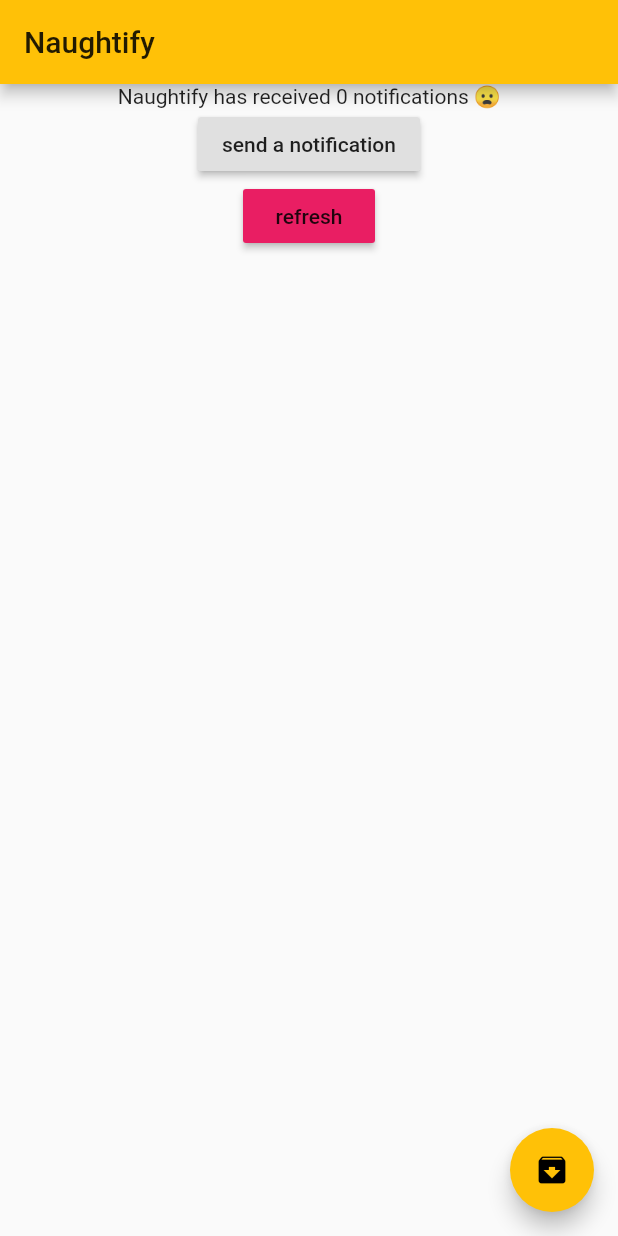
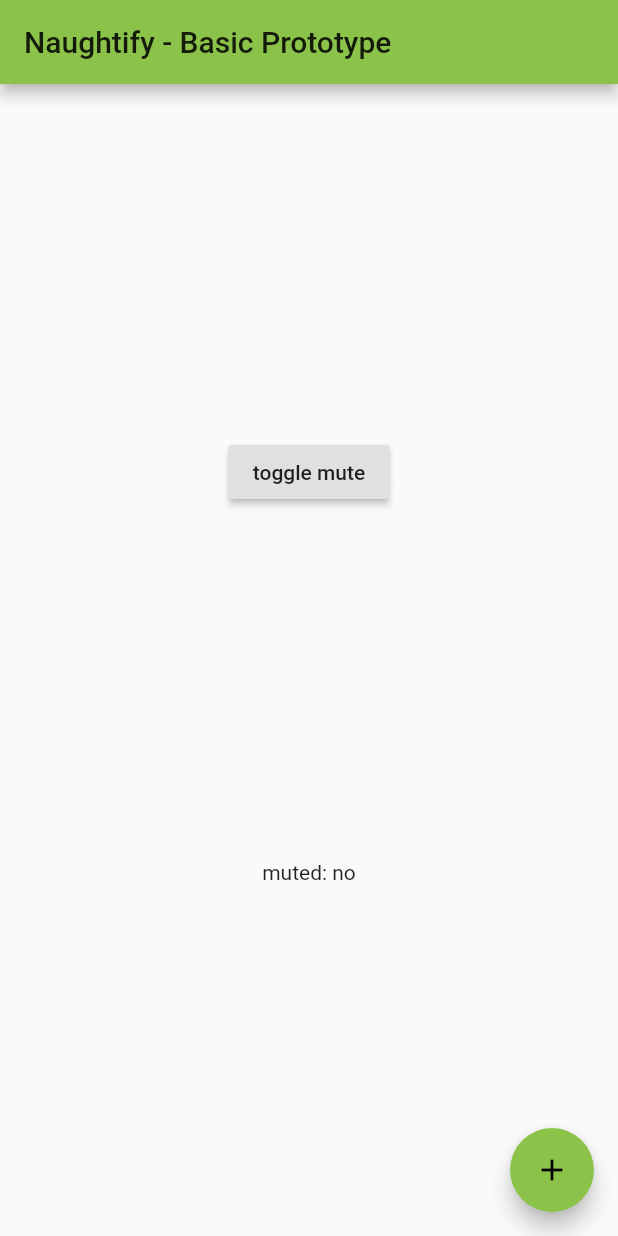
Before and after one commit to rlnsy/naughtify, a Flutter app: the screen it shows after launch, on a phone screen of 412 x 824 dp. Run offline on Flutter 3.47's test engine with Material 2 defaults, Android fonts, the phone set to English and light mode, and no system bars; missing offline and left inert: local_notifications.

Commit message:
made toggle mute button

```diff
--- a/lib/main.dart
+++ b/lib/main.dart
@@ -10,7 +10,7 @@ class App extends StatelessWidget {
     return new MaterialApp(
       title: 'Naughtify',
       theme: new ThemeData(
-        primarySwatch: Colors.amber,
+        primarySwatch: Colors.lightGreen,
       ),
       home: new HomePage(),
     );
@@ -24,50 +24,45 @@ class HomePage extends StatefulWidget {
 class _HomePageState extends State<HomePage> {
   PlatformMethods pMethods = new PlatformMethods();
 
-  Runes smiley = new Runes('\u{1f626}');
+  bool muted = false;
 
-  int _numNotifications = 0;
-
-  // TODO: redesign UI
   Widget build(BuildContext context) {
     return new Scaffold(
       appBar: new AppBar(
-        title: new Text('Naughtify'),
+        title: new Text('Naughtify - Basic Prototype'),
       ),
       body: new Center(
           child: new Column(
+        mainAxisAlignment: MainAxisAlignment.spaceEvenly,
         children: <Widget>[
-          new FutureBuilder<int>(
-              future: pMethods.getNumNotifications(),
-              builder: (context, snapshot) {
-                if (snapshot.hasData) {
-                  _numNotifications = snapshot.data;
-                } else if (snapshot.hasError) {
-                  return new Text('error getting number of notifications');
-                }
-                return new Text(
-                    'Naughtify has received ${_numNotifications} notifications ${new String
-                            .fromCharCodes(smiley)}');
-              }),
           new RaisedButton(
-            onPressed: () {
-              pMethods.sendNotification();
-            },
-            child: new Text('send a notification'),
-          ),
-          new RaisedButton(
-            onPressed: () {
-              setState(() {});
-            },
-            color: Colors.pink,
-            child: new Text('refresh'),
-          )
+              child: new Text("toggle mute"), onPressed: _toggleMute),
+          new Text("muted: ${_isMuted()}"),
         ],
       )),
       floatingActionButton: new FloatingActionButton(
-          onPressed: pMethods.clearNotifications,
+          onPressed: pMethods.sendNotification,
           tooltip: 'Clear Notifications',
-          child: new Icon(Icons.archive)),
+          child: new Icon(Icons.add)),
     );
   }
+
+  _toggleMute() {
+    bool newValue;
+    if (muted) {
+      newValue = false;
+    } else {
+      newValue = true;
+    }
+    setState(() {
+      muted = newValue;
+    });
+  }
+
+  String _isMuted() {
+    if (muted)
+      return "yes";
+    else
+      return "no";
+  }
 }
```
